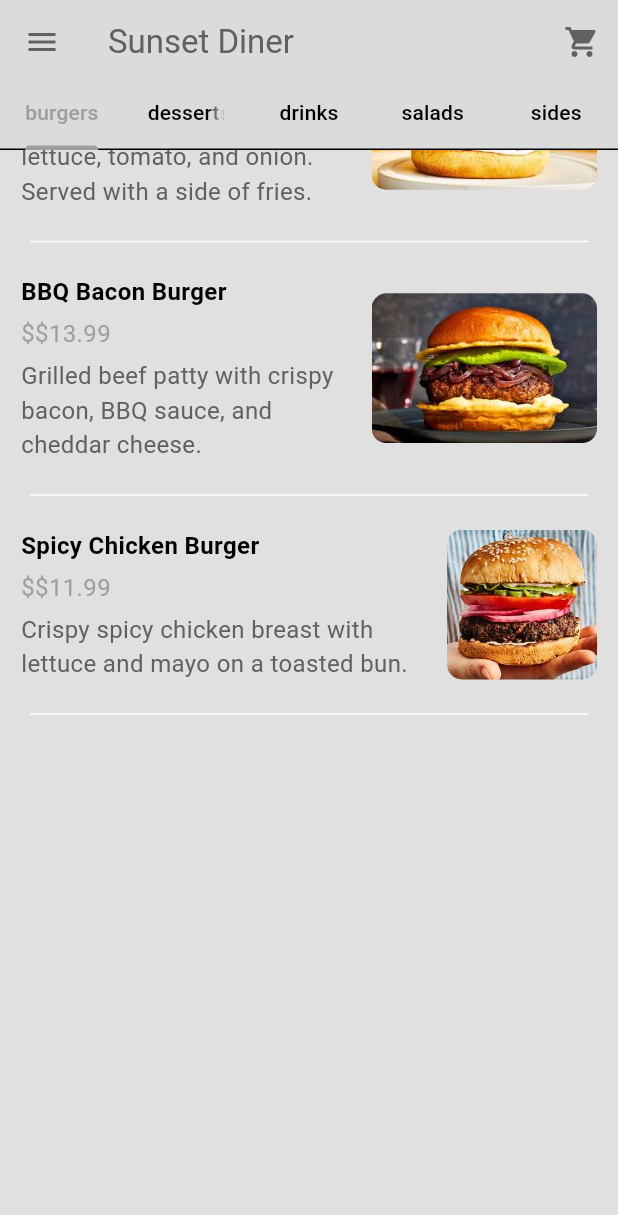
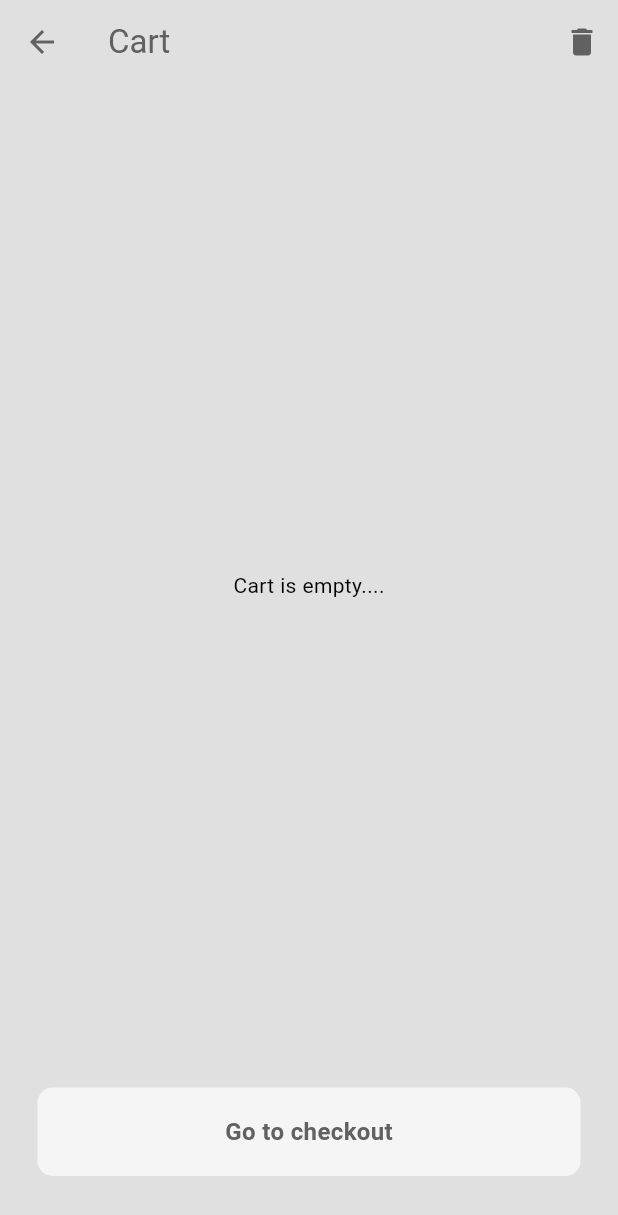
Before and after one commit to m27moud/food_delivery, a Flutter app: the HomeView screen opened directly, scrolled down 350 dp, after a tap on the "shopping cart" icon, on a phone screen of 412 x 824 dp. Shown: the top 1215 px of the screen. Run offline on Flutter 3.47's test engine with Material 3 defaults, Android fonts, the phone set to English and light mode, and no system bars.

Commit message:
Implement cart functionality with custom cart tile and quantity selector

```diff
--- a/lib/core/widgets/custom_sliver_app_bar.dart
+++ b/lib/core/widgets/custom_sliver_app_bar.dart
@@ -1,3 +1,4 @@
+import 'package:delivery_app/features/cart/presentation/views/cart_view.dart';
 import 'package:flutter/material.dart';
 
 class CustomSliverAppBar extends StatelessWidget {
@@ -18,7 +19,15 @@ class CustomSliverAppBar extends StatelessWidget {
       floating: false,
       pinned: true,
       actions: [
-        IconButton(icon: const Icon(Icons.shopping_cart), onPressed: () {}),
+        IconButton(
+          icon: const Icon(Icons.shopping_cart),
+          onPressed: () {
+            Navigator.push(
+              context,
+              MaterialPageRoute(builder: (context) => const CartView()),
+            );
+          },
+        ),
       ],
       backgroundColor: Theme.of(context).colorScheme.surface,
       foregroundColor: Theme.of(context).colorScheme.inversePrimary,
--- /dev/null
+++ b/lib/features/cart/data/models/cart_model.dart
@@ -0,0 +1,18 @@
+import 'package:delivery_app/features/home/data/models/food_model.dart';
+
+class CartModel {
+  FoodModel foodModel;
+  List<Adon> selectedAdons;
+  int quantity;
+
+  CartModel({
+    required this.foodModel,
+    this.quantity = 1,
+    required this.selectedAdons,
+  });
+
+  double get totalPrice {
+    double addonsPrice = selectedAdons.fold(0, (sum, adon) => sum + adon.price);
+    return (foodModel.price + addonsPrice) * quantity;
+  }
+}
--- /dev/null
+++ b/lib/features/cart/presentation/views/cart_view.dart
@@ -0,0 +1,94 @@
+import 'package:delivery_app/core/widgets/custom_buttom.dart';
+import 'package:delivery_app/features/checkout/presentation/views/checkout_view.dart';
+import 'package:delivery_app/features/home/data/models/restaurant_model.dart';
+import 'package:flutter/material.dart';
+import 'package:provider/provider.dart';
+
+import '../../../../core/widgets/custom_cart_tile.dart';
+
+class CartView extends StatelessWidget {
+  const CartView({super.key});
+
+  @override
+  Widget build(BuildContext context) {
+    return Consumer<RestaurantModel>(
+      builder: (context, restaurant, child) {
+        final userCart = restaurant.cart;
+        return Scaffold(
+          appBar: AppBar(
+            title: const Text('Cart'),
+            backgroundColor: Colors.transparent,
+            foregroundColor: Theme.of(context).colorScheme.inversePrimary,
+            actions: [
+              IconButton(
+                icon: const Icon(Icons.delete),
+                onPressed: () {
+                  showDialog(
+                    context: context,
+                    builder: (context) => AlertDialog(
+                      title: Text(
+                        'Are you sure you want to clear cart?',
+                        style: TextStyle(
+                          color: Theme.of(context).colorScheme.inversePrimary,
+                        ),
+                      ),
+                      actions: [
+                        TextButton(
+                          child: const Text('No'),
+                          onPressed: () => Navigator.pop(context),
+                        ),
+                        TextButton(
+                          child: const Text('Yes'),
+                          onPressed: () {
+                            restaurant.clearCart();
+                            Navigator.pop(context);
+                          },
+                        ),
+                      ],
+                    ),
+                  );
+                },
+              ),
+            ],
+          ),
+          body: Column(
+            children: [
+              Expanded(
+                child: Column(
+                  children: [
+                    userCart.isEmpty
+                        ? const Expanded(
+                            child: Center(child: Text('Cart is empty....')),
+                          )
+                        : Expanded(
+                            child: ListView.builder(
+                              itemCount: userCart.length,
+                              itemBuilder: (context, index) {
+                                final cartModel = userCart[index];
+                                return CustomCartTile(cartModel: cartModel);
+                              },
+                            ),
+                          ),
+                  ],
+                ),
+              ),
+
+              CustomButtom(
+                text: 'Go to checkout',
+                onTap: () {
+                  Navigator.push(
+                    context,
+                    MaterialPageRoute(
+                      builder: (context) => const CheckoutView(),
+                    ),
+                  );
+                },
+              ),
+              const SizedBox(height: 40),
+            ],
+          ),
+        );
+      },
+    );
+  }
+}
--- a/lib/features/home/data/models/food_model.dart
+++ b/lib/features/home/data/models/food_model.dart
@@ -1,7 +1,7 @@
 class FoodModel {
   final String name;
   final String image;
-  final String price;
+  final double price;
   final String description;
   final FoodCategory category;
   List<Adon> avilableAdons;
@@ -20,6 +20,6 @@ enum FoodCategory { burgers, desserts, drinks, salads, sides }
 
 class Adon {
   final String name;
-  final String price;
+  final double price;
   const Adon({required this.name, required this.price});
 }
--- a/lib/features/home/data/models/restaurant_model.dart
+++ b/lib/features/home/data/models/restaurant_model.dart
@@ -1,3 +1,5 @@
+import 'package:collection/collection.dart';
+import 'package:delivery_app/features/cart/data/models/cart_model.dart';
 import 'package:delivery_app/features/home/data/models/food_model.dart';
 import 'package:flutter/material.dart';
 
@@ -6,171 +8,239 @@ class RestaurantModel extends ChangeNotifier {
     FoodModel(
       name: 'Classic Cheeseburger',
       image: 'images/burgers/burger1.png',
-      price: '\$12.99',
+      price: 12.99,
       description:
           'A classic cheeseburger with lettuce, tomato, and onion. Served with a side of fries.',
       category: FoodCategory.burgers,
       avilableAdons: [
-        const Adon(name: 'Extra Cheese', price: '\$1.99'),
-        const Adon(name: 'Special sauce', price: '\$1.99'),
-        const Adon(name: 'Avocado', price: '\$2.99'),
+        const Adon(name: 'Extra Cheese', price: 1.99),
+        const Adon(name: 'Special sauce', price: 1.99),
+        const Adon(name: 'Avocado', price: 1.99),
       ],
     ),
 
     FoodModel(
       name: 'BBQ Bacon Burger',
       image: 'images/burgers/burger2.png',
-      price: '\$13.99',
+      price: 13.99,
       description:
           'Grilled beef patty with crispy bacon, BBQ sauce, and cheddar cheese.',
       category: FoodCategory.burgers,
       avilableAdons: [
-        const Adon(name: 'Grilled Onions', price: '\$1.49'),
-        const Adon(name: 'Extra Bacon', price: '\$2.49'),
+        const Adon(name: 'Grilled Onions', price: 1.49),
+        const Adon(name: 'Extra Bacon', price: 2.49),
       ],
     ),
 
     FoodModel(
       name: 'Spicy Chicken Burger',
       image: 'images/burgers/burger3.png',
-      price: '\$11.99',
+      price: 14.99,
       description:
           'Crispy spicy chicken breast with lettuce and mayo on a toasted bun.',
       category: FoodCategory.burgers,
       avilableAdons: [
-        const Adon(name: 'Jalapeños', price: '\$0.99'),
-        const Adon(name: 'Pepper Jack Cheese', price: '\$1.49'),
+        const Adon(name: 'Jalapeños', price: 0.99),
+        const Adon(name: 'Pepper Jack Cheese', price: 1.49),
       ],
     ),
 
     FoodModel(
       name: 'Chocolate Lava Cake',
       image: 'images/desserts/desserts.png',
-      price: '\$6.99',
+      price: 4.99,
       description:
           'Warm chocolate cake with a gooey center, served with vanilla ice cream.',
       category: FoodCategory.desserts,
       avilableAdons: [
-        const Adon(name: 'Extra Ice Cream', price: '\$1.99'),
-        const Adon(name: 'Whipped Cream', price: '\$0.99'),
+        const Adon(name: 'Extra Ice Cream', price: 1.99),
+        const Adon(name: 'Whipped Cream', price: 0.99),
       ],
     ),
 
     FoodModel(
       name: 'Strawberry Cheesecake',
       image: 'images/desserts/desserts1.png',
-      price: '\$5.99',
+      price: 5.99,
       description:
           'Creamy cheesecake topped with fresh strawberries and strawberry syrup.',
       category: FoodCategory.desserts,
-      avilableAdons: [const Adon(name: 'Chocolate Drizzle', price: '\$0.99')],
+      avilableAdons: [const Adon(name: 'Chocolate Drizzle', price: 0.99)],
     ),
 
     FoodModel(
       name: 'Tiramisu',
       image: 'images/desserts/desserts2.png',
-      price: '\$6.49',
+      price: 6.49,
       description:
           'Classic Italian dessert with layers of coffee-soaked ladyfingers and mascarpone cream.',
       category: FoodCategory.desserts,
-      avilableAdons: [
-        const Adon(name: 'Cocoa Powder Topping', price: '\$0.50'),
-      ],
+      avilableAdons: [const Adon(name: 'Cocoa Powder Topping', price: 0.50)],
     ),
 
     FoodModel(
       name: 'Coca-Cola',
       image: 'images/drinks/drink.png',
-      price: '\$1.99',
+      price: 1.99,
       description: 'Refreshing chilled Coca-Cola can.',
       category: FoodCategory.drinks,
       avilableAdons: [
-        const Adon(name: 'Extra Ice', price: '\$0.25'),
-        const Adon(name: 'Lemon Slice', price: '\$0.50'),
+        const Adon(name: 'Extra Ice', price: 0.25),
+        const Adon(name: 'Lemon Slice', price: 0.50),
       ],
     ),
 
     FoodModel(
       name: 'Mango Smoothie',
       image: 'images/drinks/drink2.png',
-      price: '\$3.99',
+      price: 3.99,
       description: 'Blended mango smoothie with a touch of honey.',
       category: FoodCategory.drinks,
-      avilableAdons: [const Adon(name: 'Protein Scoop', price: '\$1.99')],
+      avilableAdons: [const Adon(name: 'Protein Scoop', price: 1.99)],
     ),
 
     FoodModel(
       name: 'Iced Latte',
       image: 'images/drinks/drink3.png',
-      price: '\$4.49',
+      price: 4.49,
       description: 'Cold espresso with milk and ice.',
       category: FoodCategory.drinks,
       avilableAdons: [
-        const Adon(name: 'Vanilla Syrup', price: '\$0.75'),
-        const Adon(name: 'Oat Milk', price: '\$0.99'),
+        const Adon(name: 'Vanilla Syrup', price: 0.75),
+        const Adon(name: 'Oat Milk', price: 0.99),
       ],
     ),
 
     FoodModel(
       name: 'Greek Salad',
       image: 'images/salads/salad.png',
-      price: '\$7.99',
+      price: 7.99,
       description:
           'Fresh lettuce, tomatoes, cucumbers, olives, and feta cheese with olive oil dressing.',
       category: FoodCategory.salads,
-      avilableAdons: [const Adon(name: 'Grilled Chicken', price: '\$2.99')],
+      avilableAdons: [const Adon(name: 'Grilled Chicken', price: 2.99)],
     ),
 
     FoodModel(
       name: 'Caesar Salad',
       image: 'images/salads/salad2.png',
-      price: '\$8.49',
+      price: 8.49,
       description:
           'Crisp romaine lettuce, croutons, and Caesar dressing topped with parmesan.',
       category: FoodCategory.salads,
       avilableAdons: [
-        const Adon(name: 'Anchovies', price: '\$1.49'),
-        const Adon(name: 'Extra Parmesan', price: '\$0.99'),
+        const Adon(name: 'Anchovies', price: 1.49),
+        const Adon(name: 'Extra Parmesan', price: 0.99),
       ],
     ),
 
     FoodModel(
       name: 'Quinoa Bowl',
       image: 'images/salads/salad3.png',
-      price: '\$9.99',
+      price: 9.99,
       description:
           'A protein-packed salad with quinoa, chickpeas, spinach, and lemon vinaigrette.',
       category: FoodCategory.salads,
-      avilableAdons: [const Adon(name: 'Boiled Egg', price: '\$1.00')],
+      avilableAdons: [const Adon(name: 'Boiled Egg', price: 1.00)],
     ),
 
     FoodModel(
       name: 'French Fries',
       image: 'images/sides/side1.png',
-      price: '\$3.49',
+      price: 3.49,
       description: 'Golden crispy fries seasoned with salt.',
       category: FoodCategory.sides,
-      avilableAdons: [const Adon(name: 'Cheese Sauce', price: '\$0.99')],
+      avilableAdons: [const Adon(name: 'Cheese Sauce', price: 0.99)],
     ),
 
     FoodModel(
       name: 'Mozzarella Sticks',
       image: 'images/sides/side2.png',
-      price: '\$4.99',
+      price: 4.99,
       description: 'Fried mozzarella cheese sticks served with marinara sauce.',
       category: FoodCategory.sides,
-      avilableAdons: [const Adon(name: 'Extra Marinara', price: '\$0.75')],
+      avilableAdons: [const Adon(name: 'Extra Marinara', price: 0.75)],
     ),
 
     FoodModel(
       name: 'Onion Rings',
       image: 'images/sides/side3.png',
-      price: '\$4.49',
+      price: 4.49,
       description: 'Crispy battered onion rings with a side of ranch.',
       category: FoodCategory.sides,
-      avilableAdons: [const Adon(name: 'Spicy Mayo', price: '\$0.99')],
+      avilableAdons: [const Adon(name: 'Spicy Mayo', price: 0.99)],
     ),
   ];
 
   List<FoodModel> get menu => _menu;
+
+  List<CartModel> get cart => _cart;
+
+  final List<CartModel> _cart = [];
+
+  void addToCart(FoodModel food, List<Adon> selectedAdons) {
+    CartModel? cartModel = _cart.firstWhereOrNull((item) {
+      bool isSameFood = item.foodModel == food;
+
+      bool isSameAdons = const ListEquality().equals(
+        item.selectedAdons,
+        selectedAdons,
+      );
+
+      return isSameFood && isSameAdons;
+    });
+
+    if (cartModel != null) {
+      cartModel.quantity++;
+    } else {
+      _cart.add(CartModel(foodModel: food, selectedAdons: selectedAdons));
+    }
+
+    notifyListeners();
+  }
+
+  void removeFromCart(CartModel cartModel) {
+    int index = _cart.indexOf(cartModel);
+
+    if (index != -1) {
+      if (_cart[index].quantity > 1) {
+        _cart[index].quantity--;
+      } else {
+        _cart.removeAt(index);
+      }
+    }
+
+    notifyListeners();
+  }
+
+  double getTotalPrice() {
+    double total = 0;
+
+    for (CartModel cartModel in _cart) {
+      double price = cartModel.foodModel.price;
+
+      for (Adon adon in cartModel.selectedAdons) {
+        price += adon.price;
+      }
+
+      total += price * cartModel.quantity;
+    }
+
+    return total;
+  }
+
+  int getTotalItemCount() {
+    int total = 0;
+
+    for (CartModel cartModel in _cart) {
+      total += cartModel.quantity;
+    }
+
+    return total;
+  }
+
+  void clearCart() {
+    _cart.clear();
+    notifyListeners();
+  }
 }
--- a/lib/features/home/presentation/views/home_view.dart
+++ b/lib/features/home/presentation/views/home_view.dart
@@ -9,7 +9,7 @@ import 'package:flutter/material.dart';
 import 'package:provider/provider.dart';
 
 import '../../../../core/widgets/custom_sliver_app_bar.dart';
-import '../../../../details/presentation/views/details_view.dart';
+import '../../../details/presentation/views/details_view.dart';
 
 class HomeView extends StatefulWidget {
   const HomeView({super.key});
```
Also changed, not shown: lib/core/widgets/custom_cart_tile.dart (added, +100 -0 lines), lib/core/widgets/my_quantity_selector.dart (added, +63 -0 lines), lib/features/checkout/presentation/views/checkout_view.dart (added, +17 -0 lines), lib/features/details/presentation/views/details_view.dart (renamed from lib/details/presentation/views/details_view.dart, +20 -1 lines), pubspec.yaml (+1 -6 lines), pubspec.lock.
